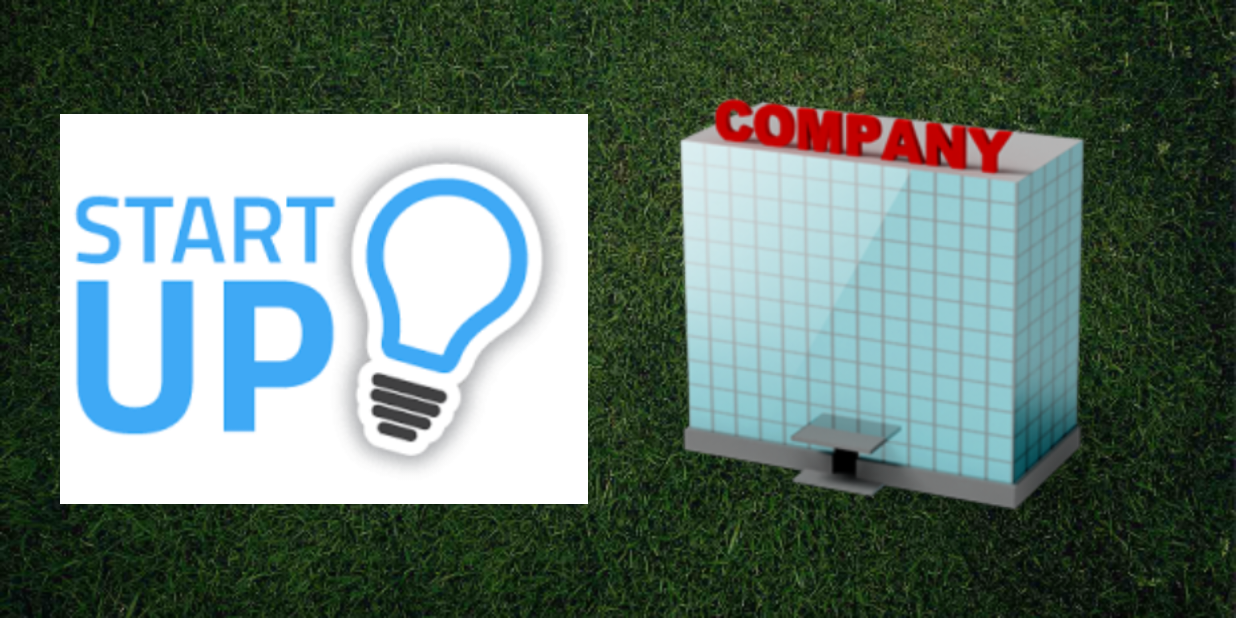
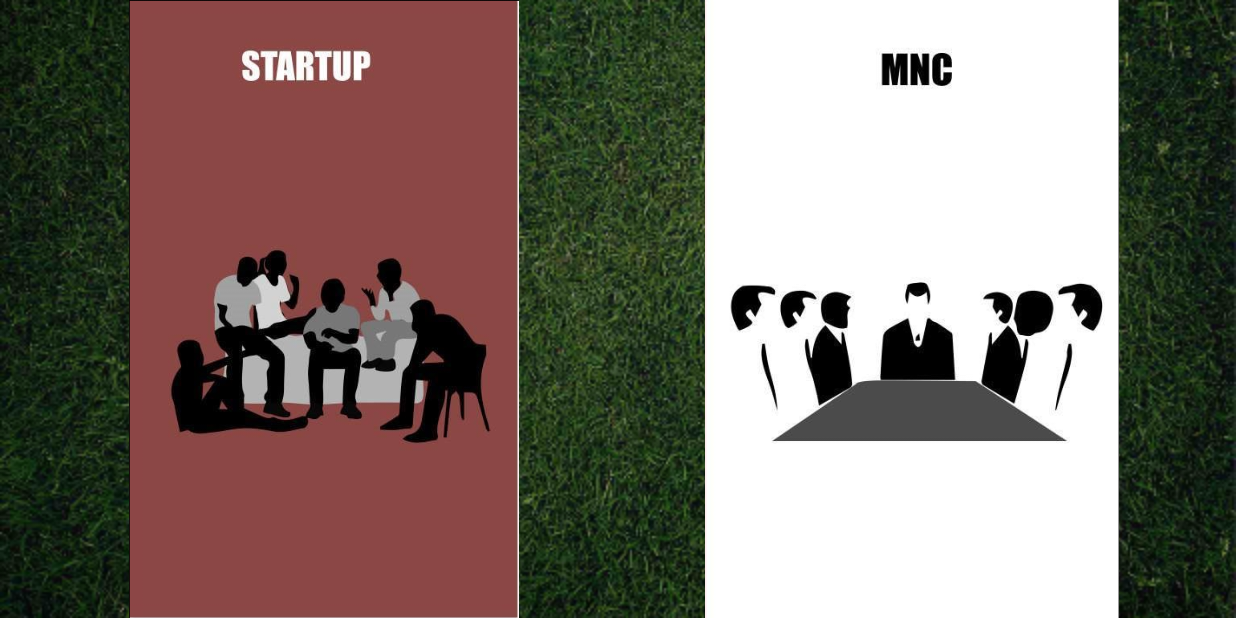
Before and after one commit to chakravardhan/Memory-game, an Android app: the screen it shows after launch (MainActivity), after a tap on an icon or button, on a phone screen of 824 x 412 dp (held sideways). Run offline under Robolectric (Android 15) with nearby library versions, the phone set to English and light mode, and no system bars.

Commit message:
done some UI changes and bugs are fixed

```diff
--- a/app/src/main/java/com/example/chakravardhan/mygame/fragments/ThemeSelectFragment.java
+++ b/app/src/main/java/com/example/chakravardhan/mygame/fragments/ThemeSelectFragment.java
@@ -28,9 +28,7 @@ public class ThemeSelectFragment extends Fragment {
 		View monsters = view.findViewById(R.id.theme_monsters_container);
 
 		final Theme themeAnimals = Themes.createAnimalsTheme();
-		setStars((ImageView) animals.findViewById(R.id.theme_animals), themeAnimals, "animals");
 		final Theme themeMonsters = Themes.createMosterTheme();
-		setStars((ImageView) monsters.findViewById(R.id.theme_monsters), themeMonsters, "monsters");
 
 		animals.setOnClickListener(new View.OnClickListener() {
 			@Override
@@ -66,16 +64,5 @@ public class ThemeSelectFragment extends Fragment {
 		animatorSet.start();
 	}
 
-	private void setStars(ImageView imageView, Theme theme, String type) {
-		int sum = 0;
-		for (int difficulty = 1; difficulty <= 6; difficulty++) {
-			sum += Memory.getHighStars(theme.id, difficulty);
-		}
-		int num = sum / 6;
-		if (num != 0) {
-			String drawableResourceName = String.format(Locale.US, type + "_theme_star_%d", num);
-			int drawableResourceId = Shared.context.getResources().getIdentifier(drawableResourceName, "drawable", Shared.context.getPackageName());
-			imageView.setImageResource(drawableResourceId);
-		}
-	}
+
 }
--- a/app/src/main/res/layout/menu_fragment.xml
+++ b/app/src/main/res/layout/menu_fragment.xml
@@ -51,8 +51,8 @@
         android:layout_height="@dimen/title_height"
         android:adjustViewBounds="true"
         android:scaleType="centerCrop"
-        android:src="@drawable/title"
-        android:layout_alignParentTop="true"
+        android:src="@drawable/memory"
+        android:layout_above="@+id/start_game_button_lights"
         android:layout_centerHorizontal="true" />
 
 	<ImageView
--- a/app/src/main/res/layout/theme_select_fragment.xml
+++ b/app/src/main/res/layout/theme_select_fragment.xml
@@ -19,7 +19,7 @@
             android:layout_width="match_parent"
             android:layout_height="match_parent"
             android:adjustViewBounds="true"
-            android:src="@drawable/download" />
+            android:src="@drawable/saartup" />
 
     </RelativeLayout>
 
@@ -36,7 +36,7 @@
             android:layout_width="match_parent"
             android:layout_height="match_parent"
             android:adjustViewBounds="true"
-            android:src="@drawable/company"/>
+            android:src="@drawable/mnc"/>
     </RelativeLayout>
 
 </LinearLayout>
```
Also changed, not shown: app/src/main/res/drawable-hdpi/company.png (renamed from app/src/main/res/drawable/company.png), app/src/main/res/drawable-hdpi/download.png (renamed from app/src/main/res/drawable/download.png), app/src/main/res/drawable-hdpi/mnc.PNG (added), app/src/main/res/drawable-hdpi/saartup.PNG (added), app/src/main/res/drawable/background1.jpg (deleted), app/src/main/res/drawable/memory.png (added).
